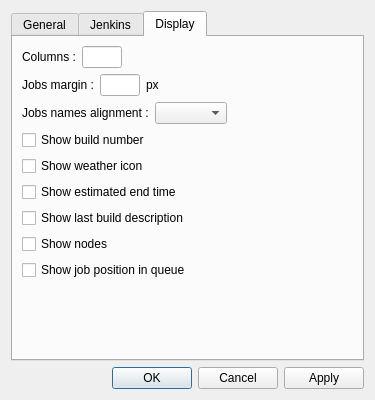
Kaldor37/jenkins-cute-view, file src/views/uis/preferencesdialog.ui: the form before one commit.
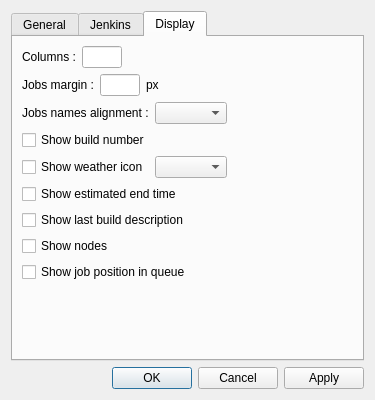
The form after the commit. The open tabs and pages were chosen to show the change.

Commit message: - Added a new weather icons theme (possibility to switch between themes)

What changed in the file:
```diff
--- a/src/views/uis/preferencesdialog.ui
+++ b/src/views/uis/preferencesdialog.ui
@@ -314,11 +314,31 @@
         </widget>
        </item>
        <item>
+        <layout class="QHBoxLayout" name="horizontalLayout_7">
+         <item>
         <widget class="QCheckBox" name="m_showWeatherCheckBox">
          <property name="text">
           <string>Show weather icon</string>
          </property>
         </widget>
+         </item>
+         <item>
+          <widget class="QComboBox" name="m_weatherIconsThemeComboBox"/>
+         </item>
+         <item>
+          <spacer name="horizontalSpacer_7">
+           <property name="orientation">
+            <enum>Qt::Horizontal</enum>
+           </property>
+           <property name="sizeHint" stdset="0">
+            <size>
+             <width>40</width>
+             <height>20</height>
+            </size>
+           </property>
+          </spacer>
+         </item>
+        </layout>
        </item>
        <item>
         <widget class="QCheckBox" name="m_showEstEndTimeCheckBox">
```
Left out of the diff: 2 changed lines with no effect on the pictures. Lines whose indentation alone changed are shown as unchanged. The commit also changes 21 other files.
